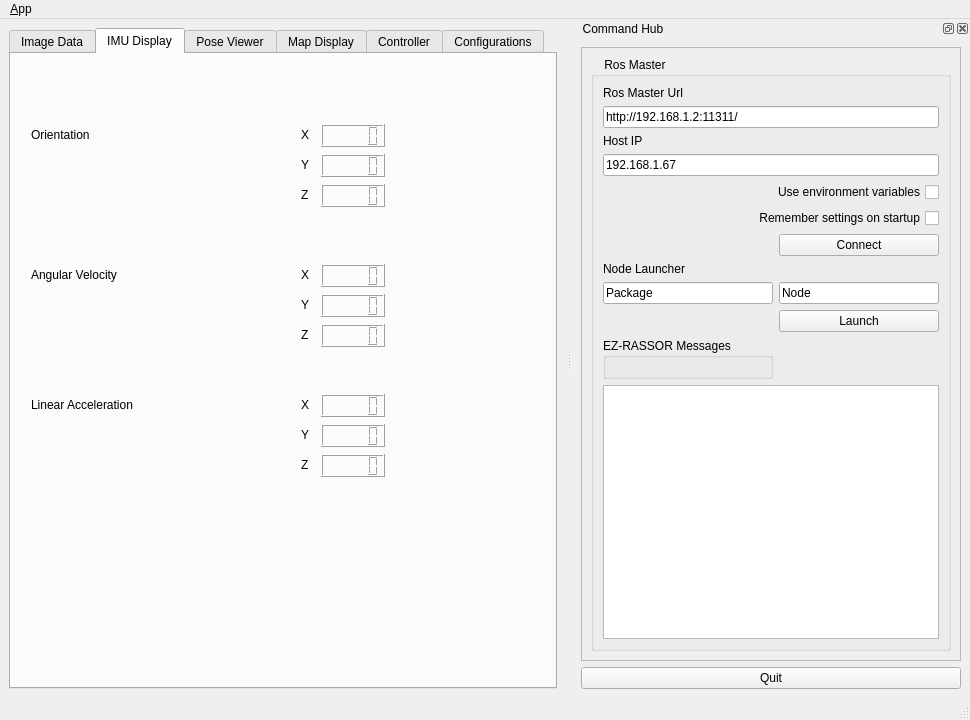
Old version of the form packages/interfaces/ez_gui/ui/main_window.ui in the repository FlaSpaceInst/EZ-RASSOR.
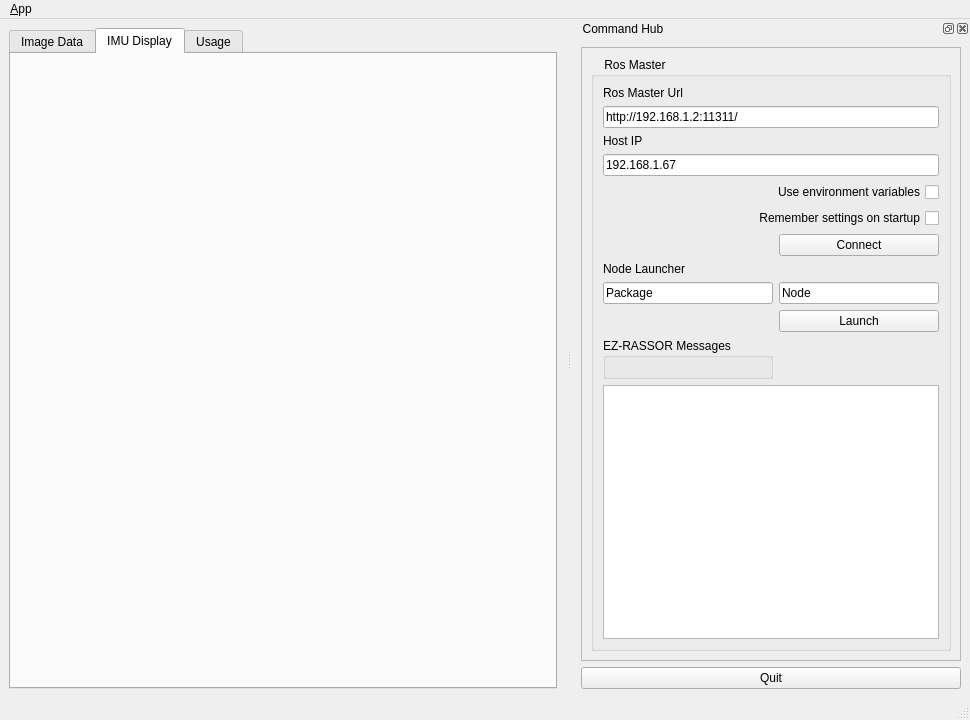
New version of the form. The open tabs and pages were chosen to show the change. Icons and pictures are not drawn.

Patch:
```diff
--- a/packages/interfaces/ez_gui/ui/main_window.ui
+++ b/packages/interfaces/ez_gui/ui/main_window.ui
@@ -39,6 +39,9 @@
       <property name="locale">
        <locale language="English" country="Australia"/>
       </property>
+      <property name="tabShape">
+       <enum>QTabWidget::Rounded</enum>
+      </property>
       <property name="currentIndex">
        <number>1</number>
       </property>
@@ -67,272 +70,141 @@
        <attribute name="title">
         <string>IMU Display</string>
        </attribute>
-       <widget class="QLCDNumber" name="orientationX">
+      </widget>
+      <widget class="QWidget" name="tab_usage">
+       <attribute name="title">
+        <string>Usage</string>
+       </attribute>
+       <widget class="QProgressBar" name="cpuBar">
         <property name="geometry">
          <rect>
-          <x>310</x>
-          <y>70</y>
-          <width>64</width>
-          <height>23</height>
+          <x>120</x>
+          <y>30</y>
+          <width>411</width>
+          <height>81</height>
          </rect>
         </property>
-       </widget>
-       <widget class="QLabel" name="orientationLabel">
-        <property name="geometry">
-         <rect>
-          <x>20</x>
-          <y>70</y>
-          <width>81</width>
-          <height>21</height>
-         </rect>
+        <property name="value">
+         <number>24</number>
         </property>
-        <property name="text">
-         <string>Orientation</string>
-        </property>
        </widget>
-       <widget class="QLCDNumber" name="orientationY">
+       <widget class="QProgressBar" name="vmBar">
         <property name="geometry">
          <rect>
-          <x>310</x>
-          <y>100</y>
-          <width>64</width>
-          <height>23</height>
+          <x>120</x>
+          <y>140</y>
+          <width>411</width>
+          <height>81</height>
          </rect>
         </property>
-       </widget>
-       <widget class="QLCDNumber" name="orientationZ">
-        <property name="geometry">
-         <rect>
-          <x>310</x>
-          <y>130</y>
-          <width>64</width>
-          <height>23</height>
-         </rect>
+        <property name="value">
+         <number>24</number>
         </property>
        </widget>
-       <widget class="QLabel" name="angularVelocityLabel">
+       <widget class="QProgressBar" name="smBar">
         <property name="geometry">
          <rect>
-          <x>20</x>
-          <y>210</y>
-          <width>161</width>
-          <height>21</height>
+          <x>120</x>
+          <y>250</y>
+          <width>411</width>
+          <height>81</height>
          </rect>
         </property>
-        <property name="text">
-         <string>Angular Velocity</string>
+        <property name="value">
+         <number>24</number>
         </property>
        </widget>
-       <widget class="QLCDNumber" name="angularVelocityX">
+       <widget class="QProgressBar" name="dBar">
         <property name="geometry">
          <rect>
-          <x>310</x>
-          <y>210</y>
-          <width>64</width>
-          <height>23</height>
+          <x>120</x>
+          <y>360</y>
+          <width>411</width>
+          <height>81</height>
          </rect>
         </property>
-       </widget>
-       <widget class="QLCDNumber" name="angularVelocityZ">
-        <property name="geometry">
-         <rect>
-          <x>310</x>
-          <y>270</y>
-          <width>64</width>
-          <height>23</height>
-         </rect>
-        </property>
-       </widget>
-       <widget class="QLCDNumber" name="angularVelocityY">
-        <property name="geometry">
-         <rect>
-          <x>310</x>
-          <y>240</y>
-          <width>64</width>
-          <height>23</height>
-         </rect>
-        </property>
-       </widget>
-       <widget class="QLabel" name="linearAccelerationLabel">
-        <property name="geometry">
-         <rect>
-          <x>20</x>
-          <y>340</y>
-          <width>161</width>
-          <height>21</height>
-         </rect>
-        </property>
-        <property name="text">
-         <string>Linear Acceleration</string>
-        </property>
-       </widget>
-       <widget class="QLCDNumber" name="linearAccelerationX">
-        <property name="geometry">
-         <rect>
-          <x>310</x>
-          <y>340</y>
-          <width>64</width>
-          <height>23</height>
-         </rect>
-        </property>
-       </widget>
-       <widget class="QLCDNumber" name="linearAccelerationZ">
-        <property name="geometry">
-         <rect>
-          <x>310</x>
-          <y>400</y>
-          <width>64</width>
-          <height>23</height>
-         </rect>
-        </property>
-       </widget>
-       <widget class="QLCDNumber" name="linearAccelerationY">
-        <property name="geometry">
-         <rect>
-          <x>310</x>
-          <y>370</y>
-          <width>64</width>
-          <height>23</height>
-         </rect>
+        <property name="value">
+         <number>24</number>
         </property>
        </widget>
        <widget class="QLabel" name="label_4">
         <property name="geometry">
          <rect>
-          <x>290</x>
-          <y>70</y>
-          <width>21</width>
-          <height>21</height>
+          <x>50</x>
+          <y>50</y>
+          <width>61</width>
+          <height>51</height>
          </rect>
         </property>
         <property name="text">
-         <string>X</string>
+         <string>&lt;html&gt;&lt;head/&gt;&lt;body&gt;&lt;p align=&quot;right&quot;&gt;&lt;span style=&quot; font-size:14pt; font-weight:600; font-style:italic;&quot;&gt;CPU &lt;/span&gt;&lt;/p&gt;&lt;p align=&quot;right&quot;&gt;&lt;span style=&quot; font-size:14pt; font-weight:600; font-style:italic;&quot;&gt; Usage &lt;/span&gt;&lt;/p&gt;&lt;/body&gt;&lt;/html&gt;</string>
         </property>
        </widget>
        <widget class="QLabel" name="label_5">
         <property name="geometry">
          <rect>
-          <x>290</x>
-          <y>100</y>
-          <width>21</width>
-          <height>21</height>
+          <x>30</x>
+          <y>160</y>
+          <width>81</width>
+          <height>51</height>
          </rect>
         </property>
         <property name="text">
-         <string>Y</string>
+         <string>&lt;html&gt;&lt;head/&gt;&lt;body&gt;&lt;p align=&quot;right&quot;&gt;&lt;span style=&quot; font-size:14pt; font-weight:600; font-style:italic;&quot;&gt;Virtual &lt;/span&gt;&lt;/p&gt;&lt;p align=&quot;right&quot;&gt;&lt;span style=&quot; font-size:14pt; font-weight:600; font-style:italic;&quot;&gt;Memory &lt;/span&gt;&lt;/p&gt;&lt;/body&gt;&lt;/html&gt;</string>
+        </property>
+       </widget>
+       <widget class="QProgressBar" name="batBar">
+        <property name="geometry">
+         <rect>
+          <x>120</x>
+          <y>470</y>
+          <width>411</width>
+          <height>81</height>
+         </rect>
+        </property>
+        <property name="value">
+         <number>24</number>
         </property>
        </widget>
        <widget class="QLabel" name="label_6">
         <property name="geometry">
          <rect>
-          <x>290</x>
-          <y>130</y>
-          <width>21</width>
-          <height>21</height>
+          <x>30</x>
+          <y>270</y>
+          <width>81</width>
+          <height>51</height>
          </rect>
         </property>
         <property name="text">
-         <string>Z</string>
+         <string>&lt;html&gt;&lt;head/&gt;&lt;body&gt;&lt;p align=&quot;right&quot;&gt;&lt;span style=&quot; font-size:14pt; font-weight:600; font-style:italic;&quot;&gt;Swap &lt;/span&gt;&lt;/p&gt;&lt;p align=&quot;right&quot;&gt;&lt;span style=&quot; font-size:14pt; font-weight:600; font-style:italic;&quot;&gt;Memory &lt;/span&gt;&lt;/p&gt;&lt;/body&gt;&lt;/html&gt;</string>
         </property>
        </widget>
        <widget class="QLabel" name="label_7">
         <property name="geometry">
          <rect>
-          <x>290</x>
-          <y>210</y>
-          <width>21</width>
-          <height>21</height>
+          <x>30</x>
+          <y>380</y>
+          <width>81</width>
+          <height>51</height>
          </rect>
         </property>
         <property name="text">
-         <string>X</string>
+         <string>&lt;html&gt;&lt;head/&gt;&lt;body&gt;&lt;p align=&quot;right&quot;&gt;&lt;span style=&quot; font-size:14pt; font-weight:600; font-style:italic;&quot;&gt;Disk &lt;/span&gt;&lt;/p&gt;&lt;p align=&quot;right&quot;&gt;&lt;span style=&quot; font-size:14pt; font-weight:600; font-style:italic;&quot;&gt; Usage &lt;/span&gt;&lt;/p&gt;&lt;/body&gt;&lt;/html&gt;</string>
         </property>
        </widget>
        <widget class="QLabel" name="label_8">
         <property name="geometry">
          <rect>
-          <x>290</x>
-          <y>240</y>
-          <width>21</width>
-          <height>21</height>
+          <x>10</x>
+          <y>480</y>
+          <width>101</width>
+          <height>51</height>
          </rect>
         </property>
         <property name="text">
-         <string>Y</string>
+         <string>&lt;html&gt;&lt;head/&gt;&lt;body&gt;&lt;p align=&quot;right&quot;&gt;&lt;span style=&quot; font-size:14pt; font-weight:600; font-style:italic;&quot;&gt;Battery &lt;/span&gt;&lt;/p&gt;&lt;p align=&quot;right&quot;&gt;&lt;span style=&quot; font-size:14pt; font-weight:600; font-style:italic;&quot;&gt;Remaining &lt;/span&gt;&lt;/p&gt;&lt;/body&gt;&lt;/html&gt;</string>
         </property>
        </widget>
-       <widget class="QLabel" name="label_9">
-        <property name="geometry">
-         <rect>
-          <x>290</x>
-          <y>270</y>
-          <width>21</width>
-          <height>21</height>
-         </rect>
-        </property>
-        <property name="text">
-         <string>Z</string>
-        </property>
-       </widget>
-       <widget class="QLabel" name="label_10">
-        <property name="geometry">
-         <rect>
-          <x>290</x>
-          <y>340</y>
-          <width>21</width>
-          <height>21</height>
-         </rect>
-        </property>
-        <property name="text">
-         <string>X</string>
-        </property>
-       </widget>
-       <widget class="QLabel" name="label_11">
-        <property name="geometry">
-         <rect>
-          <x>290</x>
-          <y>370</y>
-          <width>21</width>
-          <height>21</height>
-         </rect>
-        </property>
-        <property name="text">
-         <string>Y</string>
-        </property>
-       </widget>
-       <widget class="QLabel" name="label_12">
-        <property name="geometry">
-         <rect>
-          <x>290</x>
-          <y>400</y>
-          <width>21</width>
-          <height>21</height>
-         </rect>
-        </property>
-        <property name="text">
-         <string>Z</string>
-        </property>
-       </widget>
-      </widget>
-      <widget class="QWidget" name="tab_pose">
-       <attribute name="title">
-        <string>Pose Viewer</string>
-       </attribute>
-      </widget>
-      <widget class="QWidget" name="tab_map">
-       <attribute name="title">
-        <string>Map Display</string>
-       </attribute>
-      </widget>
-      <widget class="QWidget" name="tab_control">
-       <attribute name="title">
-        <string>Controller</string>
-       </attribute>
-      </widget>
-      <widget class="QWidget" name="tab_6">
-       <attribute name="title">
-        <string>Configurations</string>
-       </attribute>
       </widget>
      </widget>
     </item>
```
Left out of the diff: 21 changed lines with no effect on the pictures.
